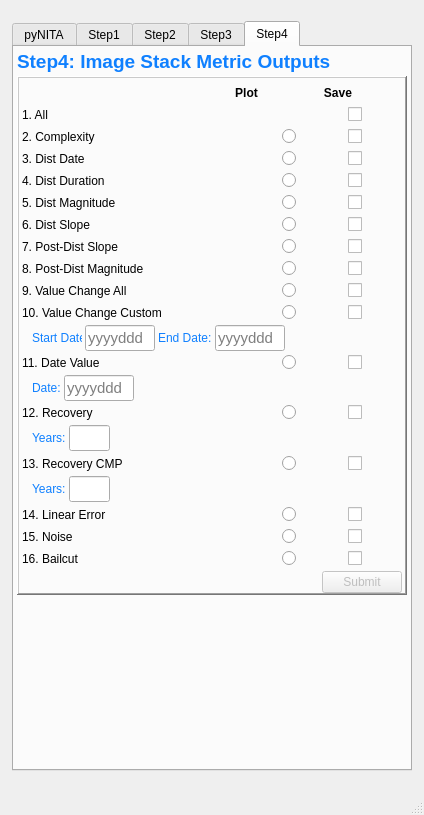
malonzo47/pynita_GUI, file pynita_ui/pynita_ui_data/ui_code_tab_v7.ui: the form before one commit.
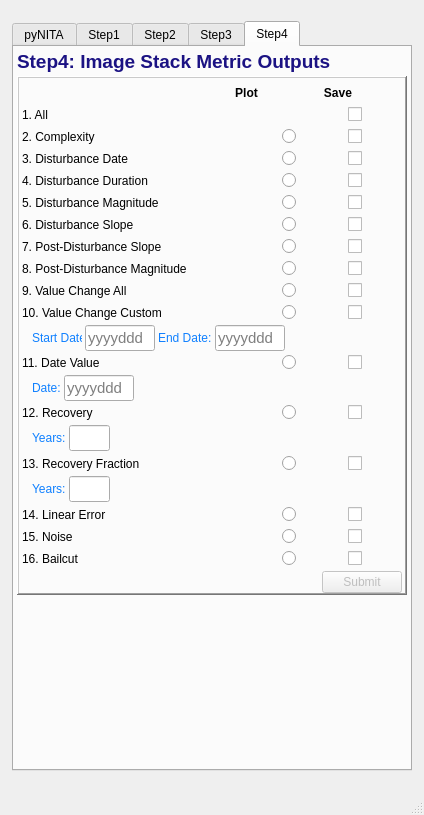
The form after the commit. The open tabs and pages were chosen to show the change. Icons and pictures are not drawn.

Commit message: changing instances of RecoveryCMP to Recovery Frac

```diff
--- a/pynita_ui/pynita_ui_data/ui_code_tab_v7.ui
+++ b/pynita_ui/pynita_ui_data/ui_code_tab_v7.ui
@@ -2034,7 +2034,7 @@
         <item>
          <widget class="QLabel" name="Step1_label_8">
           <property name="text">
-           <string>&lt;html&gt;&lt;head/&gt;&lt;body&gt;&lt;p&gt;&lt;span style=&quot; font-size:14pt; font-weight:600; color:#0f80ff;&quot;&gt;Step4: Image Stack Metric Outputs&lt;/span&gt;&lt;/p&gt;&lt;/body&gt;&lt;/html&gt;</string>
+           <string>&lt;html&gt;&lt;head/&gt;&lt;body&gt;&lt;p&gt;&lt;span style=&quot; font-size:14pt; font-weight:600; color:#1b1283;&quot;&gt;Step4: Image Stack Metric Outputs&lt;/span&gt;&lt;/p&gt;&lt;/body&gt;&lt;/html&gt;</string>
           </property>
          </widget>
         </item>
@@ -2519,7 +2519,7 @@
              <item row="0" column="0">
               <widget class="QLabel" name="label_20">
                <property name="text">
-                <string>8. Post-Dist Magnitude</string>
+                <string>8. Post-Disturbance Magnitude</string>
                </property>
               </widget>
              </item>
@@ -2726,7 +2726,7 @@
              <item row="0" column="0">
               <widget class="QLabel" name="label_19">
                <property name="text">
-                <string>7. Post-Dist Slope</string>
+                <string>7. Post-Disturbance Slope</string>
                </property>
               </widget>
              </item>
@@ -2795,7 +2795,7 @@
              <item row="0" column="0">
               <widget class="QLabel" name="label_13">
                <property name="text">
-                <string>5. Dist Magnitude</string>
+                <string>5. Disturbance Magnitude</string>
                </property>
               </widget>
              </item>
@@ -2917,7 +2917,7 @@
              <item row="1" column="0">
               <widget class="QLabel" name="label_29">
                <property name="text">
-                <string>13. Recovery CMP</string>
+                <string>13. Recovery Fraction</string>
                </property>
               </widget>
              </item>
@@ -3150,7 +3150,7 @@
              <item row="0" column="0">
               <widget class="QLabel" name="label_12">
                <property name="text">
-                <string>4. Dist Duration</string>
+                <string>4. Disturbance Duration</string>
                </property>
               </widget>
              </item>
@@ -3335,7 +3335,7 @@
              <item row="0" column="0">
               <widget class="QLabel" name="label_14">
                <property name="text">
-                <string>6. Dist Slope</string>
+                <string>6. Disturbance Slope</string>
                </property>
               </widget>
              </item>
@@ -3473,7 +3473,7 @@
              <item row="0" column="0">
               <widget class="QLabel" name="label_9">
                <property name="text">
-                <string>3. Dist Date</string>
+                <string>3. Disturbance Date</string>
                </property>
               </widget>
              </item>
```
Left out of the diff: 66 changed lines with no effect on the pictures. The commit also changes 2 other files.
